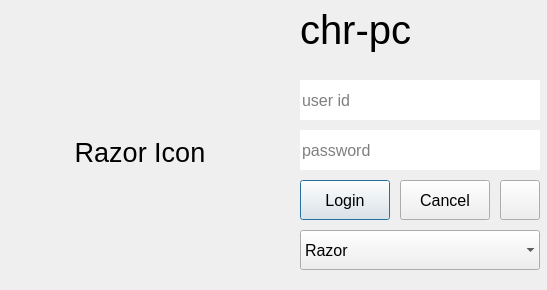
Qt form loginform.ui (surlykke/qt-lightdm-greeter) before a commit.
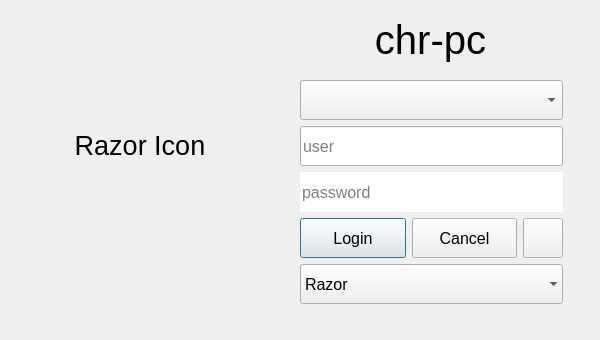
The same form after that commit.

The edit to the form file:
```diff
--- a/loginform.ui
+++ b/loginform.ui
@@ -12,8 +12,8 @@
    <rect>
     <x>0</x>
     <y>0</y>
-    <width>547</width>
-    <height>290</height>
+    <width>600</width>
+    <height>340</height>
    </rect>
   </property>
   <property name="font">
@@ -31,8 +31,8 @@
    <property name="geometry">
     <rect>
      <x>300</x>
-     <y>0</y>
-     <width>240</width>
+     <y>10</y>
+     <width>261</width>
      <height>60</height>
     </rect>
    </property>
@@ -54,38 +54,90 @@
     <string notr="true">chr-pc</string>
    </property>
    <property name="alignment">
-    <set>Qt::AlignLeading|Qt::AlignLeft|Qt::AlignVCenter</set>
+    <set>Qt::AlignCenter</set>
    </property>
   </widget>
-  <widget class="QLineEdit" name="userIdInput">
+  <widget class="QLabel" name="iconLabel">
+   <property name="geometry">
+    <rect>
+     <x>0</x>
+     <y>10</y>
+     <width>280</width>
+     <height>270</height>
+    </rect>
+   </property>
+   <property name="text">
+    <string notr="true">Razor Icon</string>
+   </property>
+   <property name="alignment">
+    <set>Qt::AlignCenter</set>
+   </property>
+  </widget>
+  <widget class="QWidget" name="layoutWidget">
    <property name="geometry">
     <rect>
      <x>300</x>
      <y>80</y>
-     <width>240</width>
-     <height>40</height>
+     <width>263</width>
+     <height>237</height>
     </rect>
    </property>
+   <layout class="QVBoxLayout" name="verticalLayout">
+    <item>
+     <widget class="QComboBox" name="userCombo">
+      <property name="minimumSize">
+       <size>
+        <width>0</width>
+        <height>40</height>
+       </size>
+      </property>
    <property name="font">
     <font>
      <pointsize>12</pointsize>
     </font>
    </property>
-   <property name="frame">
-    <bool>false</bool>
+      <property name="focusPolicy">
+       <enum>Qt::TabFocus</enum>
+      </property>
+     </widget>
+    </item>
+    <item>
+     <widget class="QLineEdit" name="otherUserInput">
+      <property name="sizePolicy">
+       <sizepolicy hsizetype="Preferred" vsizetype="Fixed">
+        <horstretch>0</horstretch>
+        <verstretch>0</verstretch>
+       </sizepolicy>
+      </property>
+      <property name="minimumSize">
+       <size>
+        <width>0</width>
+        <height>40</height>
+       </size>
+      </property>
+      <property name="maximumSize">
+       <size>
+        <width>16777215</width>
+        <height>40</height>
+       </size>
+      </property>
+      <property name="font">
+       <font>
+        <pointsize>12</pointsize>
+       </font>
    </property>
    <property name="placeholderText">
-    <string>user id</string>
-   </property>
-  </widget>
+       <string>user</string>
+      </property>
+     </widget>
+    </item>
+    <item>
   <widget class="QLineEdit" name="passwordInput">
-   <property name="geometry">
-    <rect>
-     <x>300</x>
-     <y>130</y>
-     <width>240</width>
+      <property name="minimumSize">
+       <size>
+        <width>0</width>
      <height>40</height>
-    </rect>
+       </size>
    </property>
    <property name="font">
     <font>
@@ -105,14 +157,59 @@
     <string>password</string>
    </property>
   </widget>
+    </item>
+    <item>
+     <layout class="QGridLayout" name="gridLayout">
+      <item row="0" column="1">
+       <widget class="QPushButton" name="cancelButton">
+        <property name="minimumSize">
+         <size>
+          <width>0</width>
+          <height>40</height>
+         </size>
+        </property>
+        <property name="font">
+         <font>
+          <pointsize>12</pointsize>
+         </font>
+        </property>
+        <property name="text">
+         <string>Cancel</string>
+        </property>
+        <property name="autoDefault">
+         <bool>false</bool>
+        </property>
+       </widget>
+      </item>
+      <item row="0" column="2">
+       <widget class="QPushButton" name="leaveButton">
+        <property name="sizePolicy">
+         <sizepolicy hsizetype="Minimum" vsizetype="Fixed">
+          <horstretch>0</horstretch>
+          <verstretch>0</verstretch>
+         </sizepolicy>
+        </property>
+        <property name="minimumSize">
+         <size>
+          <width>40</width>
+          <height>40</height>
+         </size>
+        </property>
+        <property name="maximumSize">
+         <size>
+          <width>40</width>
+          <height>16777215</height>
+         </size>
+        </property>
+       </widget>
+      </item>
+      <item row="0" column="0">
   <widget class="QPushButton" name="loginButton">
-   <property name="geometry">
-    <rect>
-     <x>300</x>
-     <y>180</y>
-     <width>90</width>
+        <property name="minimumSize">
+         <size>
+          <width>0</width>
      <height>40</height>
-    </rect>
+         </size>
    </property>
    <property name="font">
     <font>
@@ -135,58 +232,23 @@
     <bool>false</bool>
    </property>
   </widget>
-  <widget class="QPushButton" name="cancelButton">
-   <property name="geometry">
-    <rect>
-     <x>400</x>
-     <y>180</y>
-     <width>90</width>
-     <height>40</height>
-    </rect>
-   </property>
-   <property name="font">
-    <font>
-     <pointsize>12</pointsize>
-    </font>
-   </property>
-   <property name="text">
-    <string>Cancel</string>
-   </property>
-   <property name="autoDefault">
-    <bool>false</bool>
-   </property>
-  </widget>
-  <widget class="QLabel" name="iconLabel">
-   <property name="geometry">
-    <rect>
-     <x>0</x>
-     <y>17</y>
-     <width>280</width>
-     <height>270</height>
-    </rect>
-   </property>
-   <property name="text">
-    <string notr="true">Razor Icon</string>
-   </property>
-   <property name="alignment">
-    <set>Qt::AlignCenter</set>
-   </property>
-  </widget>
+      </item>
+     </layout>
+    </item>
+    <item>
   <widget class="QComboBox" name="sessionCombo">
-   <property name="geometry">
-    <rect>
-     <x>300</x>
-     <y>230</y>
-     <width>240</width>
-     <height>40</height>
-    </rect>
-   </property>
    <property name="sizePolicy">
-    <sizepolicy hsizetype="Maximum" vsizetype="Maximum">
+       <sizepolicy hsizetype="Preferred" vsizetype="Fixed">
      <horstretch>0</horstretch>
      <verstretch>0</verstretch>
     </sizepolicy>
    </property>
+      <property name="minimumSize">
+       <size>
+        <width>0</width>
+        <height>40</height>
+       </size>
+      </property>
    <property name="font">
     <font>
      <pointsize>12</pointsize>
@@ -211,15 +273,21 @@
     </property>
    </item>
   </widget>
-  <widget class="QPushButton" name="leaveButton">
-   <property name="geometry">
-    <rect>
-     <x>500</x>
-     <y>180</y>
-     <width>40</width>
-     <height>40</height>
-    </rect>
-   </property>
+    </item>
+    <item>
+     <spacer name="verticalSpacer">
+      <property name="orientation">
+       <enum>Qt::Vertical</enum>
+      </property>
+      <property name="sizeHint" stdset="0">
+       <size>
+        <width>20</width>
+        <height>0</height>
+       </size>
+      </property>
+     </spacer>
+    </item>
+   </layout>
   </widget>
  </widget>
  <resources/>
```
Left out of the diff: 25 changed lines with no effect on the pictures. Lines whose indentation alone changed are shown as unchanged.
